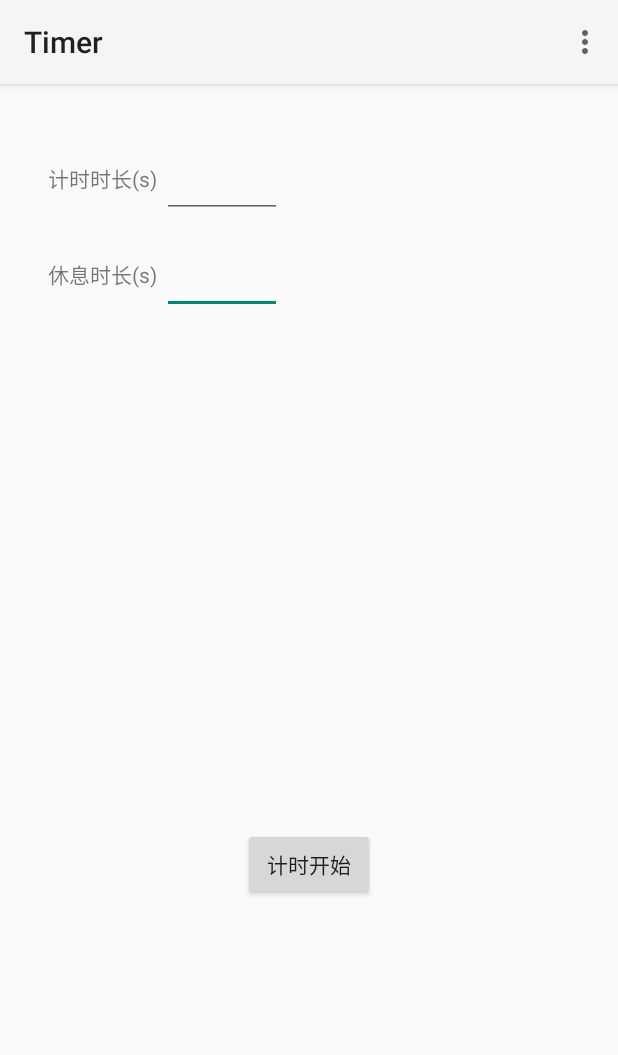
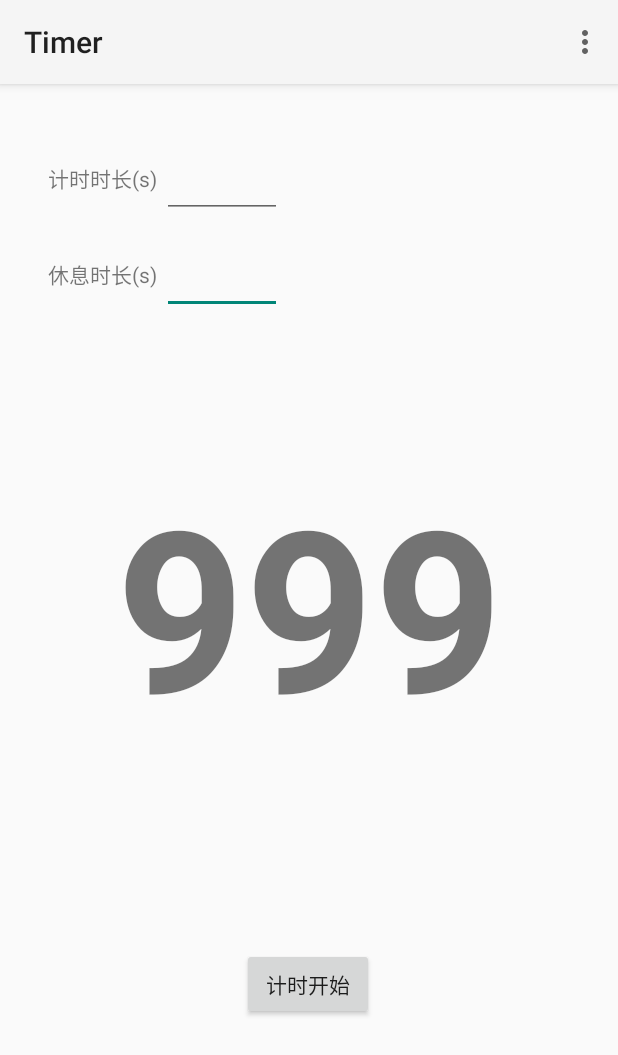
Before and after one commit to loving-irene/timer, an Android app: the screen it shows after launch (MainActivity), on a phone screen of 412 x 824 dp. Shown: the top 1055 px of the screen. Run offline under Robolectric (Android 15) with nearby library versions, the phone set to English and light mode, and no system bars.

Commit message:
add android app,Timer modify folder

```diff
--- a/app/src/main/res/layout/content_main.xml
+++ b/app/src/main/res/layout/content_main.xml
@@ -37,23 +37,17 @@
             app:layout_constraintTop_toTopOf="parent"
             android:layout_marginTop="52dp" app:layout_constraintStart_toStartOf="parent"
             android:layout_marginLeft="32dp" android:layout_marginStart="32dp"/>
-    <Button
-            android:text="计时开始"
-            android:layout_width="wrap_content"
-            android:layout_height="wrap_content" android:id="@+id/button"
-            app:layout_constraintTop_toTopOf="parent"
-            android:layout_marginTop="496dp" app:layout_constraintStart_toStartOf="parent"
-            app:layout_constraintHorizontal_bias="0.5" app:layout_constraintEnd_toEndOf="parent"/>
     <TextView
-            android:layout_width="214dp"
-            android:layout_height="90dp" android:id="@+id/time"
+            android:text="999"
+            android:layout_width="322dp"
+            android:layout_height="254dp" android:id="@+id/time"
             app:layout_constraintStart_toStartOf="parent"
             app:layout_constraintTop_toTopOf="parent"
-            android:layout_marginTop="308dp"
-            android:textSize="70sp"
+            android:layout_marginTop="220dp"
+            android:textSize="150sp"
             android:textStyle="bold"
             android:gravity="center"
-            app:layout_constraintHorizontal_bias="0.5" app:layout_constraintEnd_toEndOf="parent"/>
+            app:layout_constraintEnd_toEndOf="parent"/>
     <Button
             android:text="结束计时"
             android:layout_width="wrap_content"
@@ -61,6 +55,13 @@
             app:layout_constraintStart_toStartOf="parent"
             app:layout_constraintTop_toTopOf="@+id/button"
             android:visibility="invisible"
-            android:layout_marginTop="4dp" app:layout_constraintHorizontal_bias="0.501"
+            android:layout_marginTop="8dp" app:layout_constraintHorizontal_bias="0.498"
             app:layout_constraintEnd_toEndOf="parent"/>
+    <Button
+            android:text="计时开始"
+            android:layout_width="wrap_content"
+            android:layout_height="wrap_content" android:id="@+id/button"
+            app:layout_constraintTop_toTopOf="parent"
+            android:layout_marginTop="576dp" app:layout_constraintStart_toStartOf="parent"
+            app:layout_constraintHorizontal_bias="0.498" app:layout_constraintEnd_toEndOf="parent"/>
 </androidx.constraintlayout.widget.ConstraintLayout>
```
